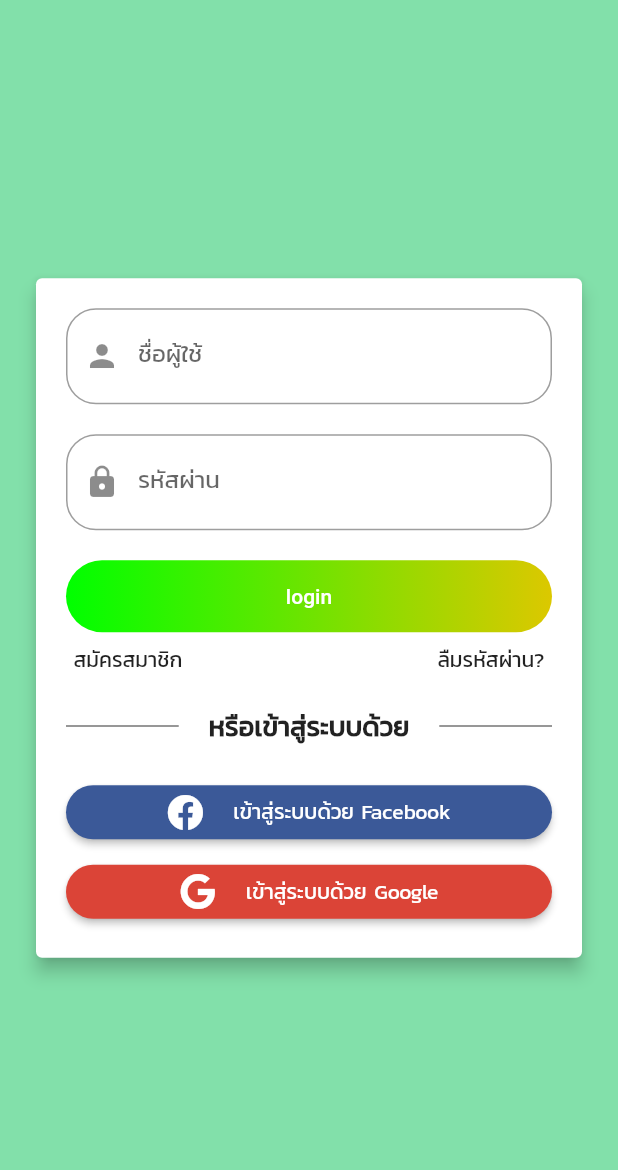
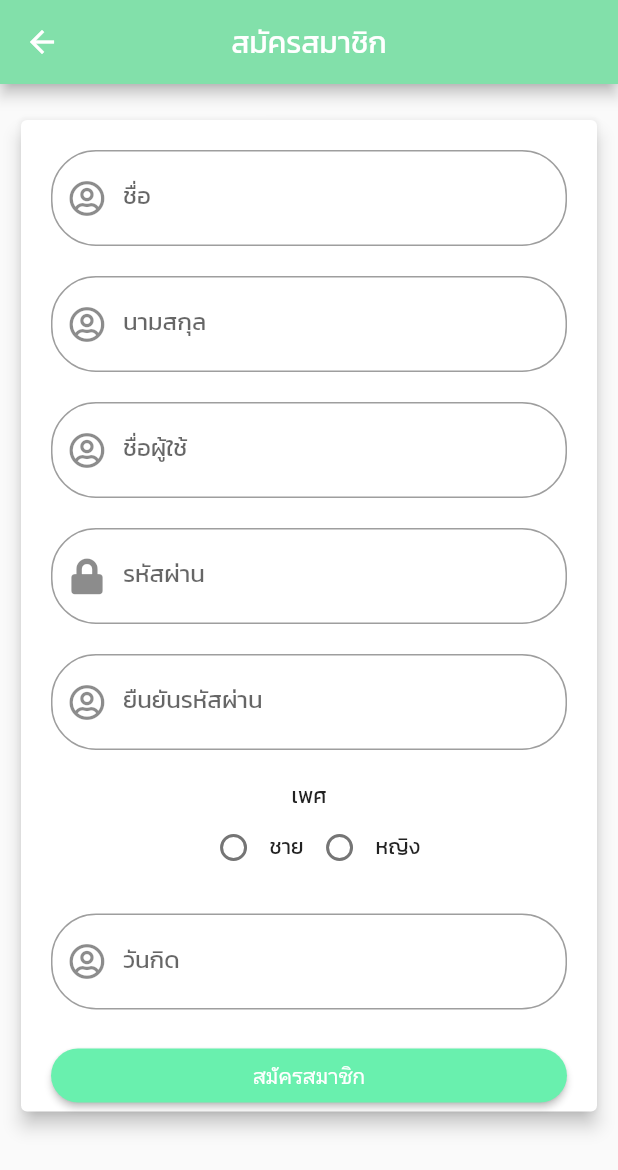
Before and after one commit to kypdev/everydone, a Flutter app: the screen it shows after launch, after a tap on "สมัครสมาชิก", on a phone screen of 412 x 824 dp. Shown: the top 1170 px of the screen. Run offline on Flutter 3.47's test engine with Material 2 defaults, Android fonts, the phone set to English and light mode, and no system bars; our stand-ins replace font_awesome_flutter.

Commit message:
ui register page

```diff
--- a/lib/views/myapp.dart
+++ b/lib/views/myapp.dart
@@ -1,4 +1,5 @@
 import 'package:everydone/views/first_pressure.dart';
+import 'package:everydone/views/register_page.dart';
 import 'package:flutter/material.dart';
 import 'package:font_awesome_flutter/font_awesome_flutter.dart';
 
@@ -43,6 +44,7 @@ class _MyAppState extends State<MyApp> {
 
   Future _register() async {
     print('register');
+    Navigator.push(context, MaterialPageRoute(builder: (context) => RegisterPage(),));
   }
 
   Future _forgotPassword() async {
--- /dev/null
+++ b/lib/views/register_page.dart
@@ -0,0 +1,290 @@
+import 'package:flutter/material.dart';
+import 'package:font_awesome_flutter/font_awesome_flutter.dart';
+
+final kanit = 'Kanit';
+
+class RegisterPage extends StatefulWidget {
+  @override
+  _RegisterPageState createState() => _RegisterPageState();
+}
+
+class _RegisterPageState extends State<RegisterPage> {
+  final _formKey = GlobalKey<FormState>();
+
+  int _gender_value;
+
+  TextEditingController _firstnameCtrl = new TextEditingController();
+  TextEditingController _lastnameCtrl = new TextEditingController();
+  TextEditingController _usernameCtrl = new TextEditingController();
+  TextEditingController _passwordCtrl = new TextEditingController();
+  TextEditingController _conpasswordCtrl = new TextEditingController();
+  TextEditingController _emailCtrl = new TextEditingController();
+  TextEditingController _birthCtrl = new TextEditingController();
+
+  Future _register() {
+    print('register');
+    if (_formKey.currentState.validate()) {}
+  }
+
+  @override
+  Widget build(BuildContext context) {
+    return Scaffold(
+      appBar: AppBar(
+        title: Text(
+          'สมัครสมาชิก',
+          style: TextStyle(
+            fontFamily: kanit,
+          ),
+        ),
+        backgroundColor: Color(0xff82E0AA),
+        centerTitle: true,
+      ),
+      body: SingleChildScrollView(
+        child: Form(
+          key: _formKey,
+          child: Column(
+            children: <Widget>[
+              SizedBox(height: 20),
+              Padding(
+                padding: const EdgeInsets.symmetric(horizontal: 10),
+                child: Card(
+                  elevation: 5,
+                  child: Column(
+                    children: <Widget>[
+                      SizedBox(height: 20),
+                      Padding(
+                        padding: const EdgeInsets.symmetric(horizontal: 20),
+                        child: TextFormField(
+                          controller: _firstnameCtrl,
+                          validator: (value) {
+                            if (value.isEmpty) {
+                              return 'ชื่อห้ามว่าง';
+                            } else {
+                              return null;
+                            }
+                          },
+                          style: TextStyle(
+                            fontFamily: kanit,
+                          ),
+                          decoration: InputDecoration(
+                            prefixIcon: Icon(
+                              FontAwesomeIcons.userCircle,
+                            ),
+                            labelText: 'ชื่อ',
+                            labelStyle: TextStyle(fontFamily: kanit),
+                            border: OutlineInputBorder(
+                              borderRadius: BorderRadius.circular(30),
+                            ),
+                          ),
+                        ),
+                      ),
+                      SizedBox(height: 20),
+                      Padding(
+                        padding: const EdgeInsets.symmetric(horizontal: 20),
+                        child: TextFormField(
+                          controller: _lastnameCtrl,
+                          validator: (value) {
+                            if (value.isEmpty) {
+                              return 'นามสกุลห้ามว่าง';
+                            } else {
+                              return null;
+                            }
+                          },
+                          style: TextStyle(
+                            fontFamily: kanit,
+                          ),
+                          decoration: InputDecoration(
+                            prefixIcon: Icon(
+                              FontAwesomeIcons.userCircle,
+                            ),
+                            labelText: 'นามสกุล',
+                            labelStyle: TextStyle(fontFamily: kanit),
+                            border: OutlineInputBorder(
+                              borderRadius: BorderRadius.circular(30),
+                            ),
+                          ),
+                        ),
+                      ),
+                      SizedBox(height: 20),
+                      Padding(
+                        padding: const EdgeInsets.symmetric(horizontal: 20),
+                        child: TextFormField(
+                          controller: _usernameCtrl,
+                          validator: (value) {
+                            if (value.isEmpty) {
+                              return 'ชื่อผู้ใช้ห้ามว่าง';
+                            } else {
+                              return null;
+                            }
+                          },
+                          style: TextStyle(
+                            fontFamily: kanit,
+                          ),
+                          decoration: InputDecoration(
+                            prefixIcon: Icon(
+                              FontAwesomeIcons.userCircle,
+                            ),
+                            labelText: 'ชื่อผู้ใช้',
+                            labelStyle: TextStyle(fontFamily: kanit),
+                            border: OutlineInputBorder(
+                              borderRadius: BorderRadius.circular(30),
+                            ),
+                          ),
+                        ),
+                      ),
+                      SizedBox(height: 20),
+                      Padding(
+                        padding: const EdgeInsets.symmetric(horizontal: 20),
+                        child: TextFormField(
+                          controller: _passwordCtrl,
+                          validator: (value) {
+                            if (value.isEmpty) {
+                              return 'รหัสผ่านห้ามว่าง';
+                            } else {
+                              return null;
+                            }
+                          },
+                          style: TextStyle(
+                            fontFamily: kanit,
+                          ),
+                          decoration: InputDecoration(
+                            prefixIcon: Icon(
+                              FontAwesomeIcons.lock,
+                            ),
+                            labelText: 'รหัสผ่าน',
+                            labelStyle: TextStyle(fontFamily: kanit),
+                            border: OutlineInputBorder(
+                              borderRadius: BorderRadius.circular(30),
+                            ),
+                          ),
+                        ),
+                      ),
+                      SizedBox(height: 20),
+                      Padding(
+                        padding: const EdgeInsets.symmetric(horizontal: 20),
+                        child: TextFormField(
+                          controller: _conpasswordCtrl,
+                          validator: (value) {
+                            if (value.isEmpty) {
+                              return 'ยืนยันรหัสผ่านห้ามว่าง';
+                            } else {
+                              return null;
+                            }
+                          },
+                          style: TextStyle(
+                            fontFamily: kanit,
+                          ),
+                          decoration: InputDecoration(
+                            prefixIcon: Icon(
+                              FontAwesomeIcons.userCircle,
+                            ),
+                            labelText: 'ยืนยันรหัสผ่าน',
+                            labelStyle: TextStyle(fontFamily: kanit),
+                            border: OutlineInputBorder(
+                              borderRadius: BorderRadius.circular(30),
+                            ),
+                          ),
+                        ),
+                      ),
+                      SizedBox(height: 20),
+                      Column(
+                        children: <Widget>[
+                          Text('เพศ', style: TextStyle(fontFamily: kanit)),
+                          Row(
+                            mainAxisAlignment: MainAxisAlignment.center,
+                            children: <Widget>[
+                              Radio(
+                                onChanged: (value) {
+                                  setState(() {
+                                    _gender_value = value;
+                                  });
+                                },
+                                value: 1,
+                                groupValue: _gender_value,
+                              ),
+                              Text(
+                                'ชาย',
+                                style: TextStyle(
+                                  fontFamily: kanit,
+                                ),
+                              ),
+                              Radio(
+                                onChanged: (value) {
+                                  setState(() {
+                                    _gender_value = value;
+                                  });
+                                },
+                                value: 2,
+                                groupValue: _gender_value,
+                              ),
+                              Text(
+                                'หญิง',
+                                style: TextStyle(
+                                  fontFamily: kanit,
+                                ),
+                              ),
+                            ],
+                          )
+                        ],
+                      ),
+                      SizedBox(height: 20),
+                      Padding(
+                        padding: const EdgeInsets.symmetric(horizontal: 20),
+                        child: TextFormField(
+                          controller: _birthCtrl,
+                          validator: (value) {
+                            if (value.isEmpty) {
+                              return 'วันเกิดห้ามว่าง';
+                            } else {
+                              return null;
+                            }
+                          },
+                          style: TextStyle(
+                            fontFamily: kanit,
+                          ),
+                          decoration: InputDecoration(
+                            prefixIcon: Icon(
+                              FontAwesomeIcons.userCircle,
+                            ),
+                            labelText: 'วันกิด',
+                            labelStyle: TextStyle(fontFamily: kanit),
+                            border: OutlineInputBorder(
+                              borderRadius: BorderRadius.circular(30),
+                            ),
+                          ),
+                        ),
+                      ),
+                      SizedBox(height: 20),
+                      Padding(
+                        padding: const EdgeInsets.only(left: 20, right: 20),
+                        child: RaisedButton(
+                          shape: RoundedRectangleBorder(
+                            borderRadius: BorderRadius.circular(20),
+                          ),
+                          color: Colors.greenAccent,
+                          onPressed: () {
+                            _register();
+                          },
+                          child: Row(
+                            mainAxisAlignment: MainAxisAlignment.center,
+                            children: <Widget>[
+                              Text(
+                                'สมัครสมาชิก',
+                                textAlign: TextAlign.center,
+                                style: TextStyle(color: Colors.white),
+                              ),
+                            ],
+                          ),
+                        ),
+                      ),
+                    ],
+                  ),
+                ),
+              ),
+            ],
+          ),
+        ),
+      ),
+    );
+  }
+}
```
